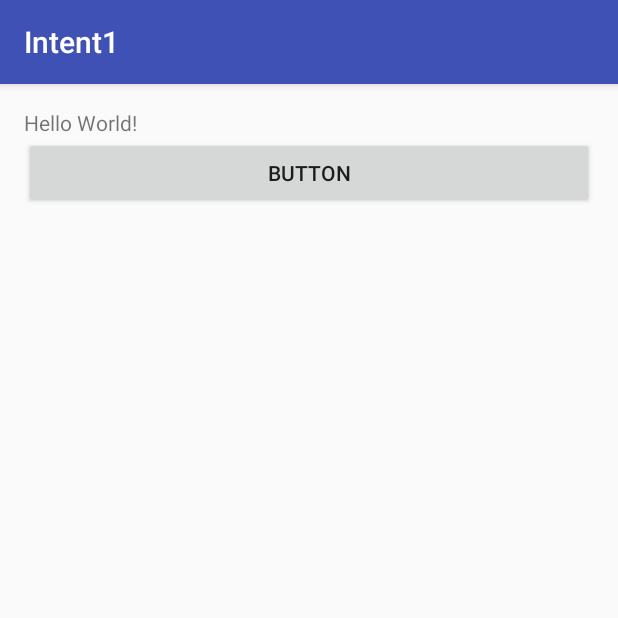
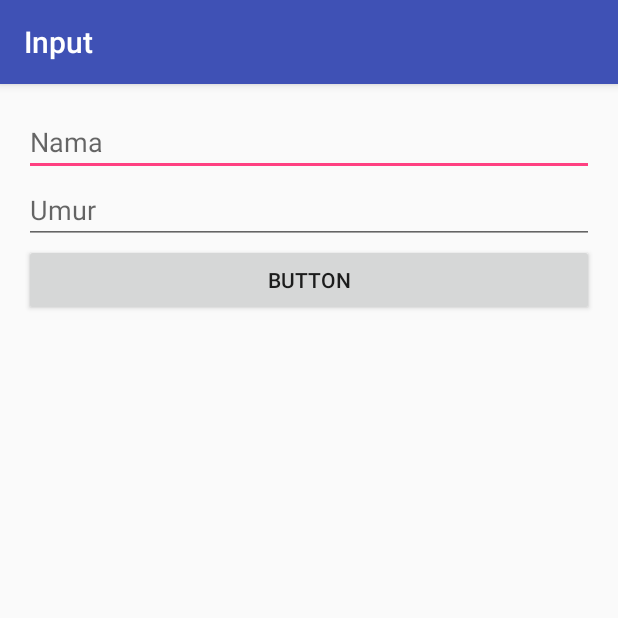
Before and after one commit to rafiraharjo/Intent1, an Android app: the screen it shows after launch (MainActivity), on a phone screen of 412 x 824 dp, the top half of it. Run offline under Robolectric (Android 15) with nearby library versions, the phone set to English and light mode, and no system bars.

Commit message:
startActivity Part 2

```diff
--- a/app/src/main/java/id/sch/smktelkom_mlg/learn/intent1/MainActivity.java
+++ b/app/src/main/java/id/sch/smktelkom_mlg/learn/intent1/MainActivity.java
@@ -4,19 +4,44 @@ import android.content.Intent;
 import android.os.Bundle;
 import android.support.v7.app.AppCompatActivity;
 import android.view.View;
+import android.widget.EditText;
 
 public class MainActivity extends AppCompatActivity {
+
+    public static final String NAMA = "Nama";
+    public static final String UMUR = "Umur";
+    EditText etNama;
+    EditText etUmur;
 
     @Override
     protected void onCreate(Bundle savedInstanceState) {
         super.onCreate(savedInstanceState);
         setContentView(R.layout.activity_main);
 
+        etNama = (EditText) findViewById(R.id.editTextNama);
+        etUmur = (EditText) findViewById(R.id.editTextUmur);
+
         findViewById(R.id.buttonHitung).setOnClickListener(new View.OnClickListener() {
             @Override
             public void onClick(View v) {
-                startActivity(new Intent(MainActivity.this, HasilActivity.class));
+                goHasil();
             }
         });
+
+        setTitle("Input");
     }
+
+    private void goHasil() {
+        String nama = etNama.getText().toString();
+        String umurStr = etUmur.getText().toString();
+
+        int umur = umurStr.isEmpty() ? 0 : Integer.parseInt(umurStr);
+
+        Intent intent = new Intent(MainActivity.this, HasilActivity.class);
+        intent.putExtra(NAMA, nama);
+        intent.putExtra(UMUR, umur);
+
+        startActivity(intent);
+    }
+
 }
--- a/app/src/main/res/layout/activity_main.xml
+++ b/app/src/main/res/layout/activity_main.xml
@@ -11,10 +11,21 @@
     android:paddingTop="@dimen/activity_vertical_margin"
     tools:context="id.sch.smktelkom_mlg.learn.intent1.MainActivity">
 
-    <TextView
-        android:layout_width="wrap_content"
+    <EditText
+        android:id="@+id/editTextNama"
+        android:layout_width="match_parent"
         android:layout_height="wrap_content"
-        android:text="Hello World!" />
+        android:ems="10"
+        android:hint="Nama"
+        android:inputType="textPersonName" />
+
+    <EditText
+        android:id="@+id/editTextUmur"
+        android:layout_width="match_parent"
+        android:layout_height="wrap_content"
+        android:ems="10"
+        android:hint="Umur"
+        android:inputType="numberSigned" />
 
     <Button
         android:id="@+id/buttonHitung"
```
Also changed, not shown: app/src/main/java/id/sch/smktelkom_mlg/learn/intent1/HasilActivity.java (+14 -0 lines), app/src/main/res/layout/activity_hasil.xml (+7 -1 lines).
